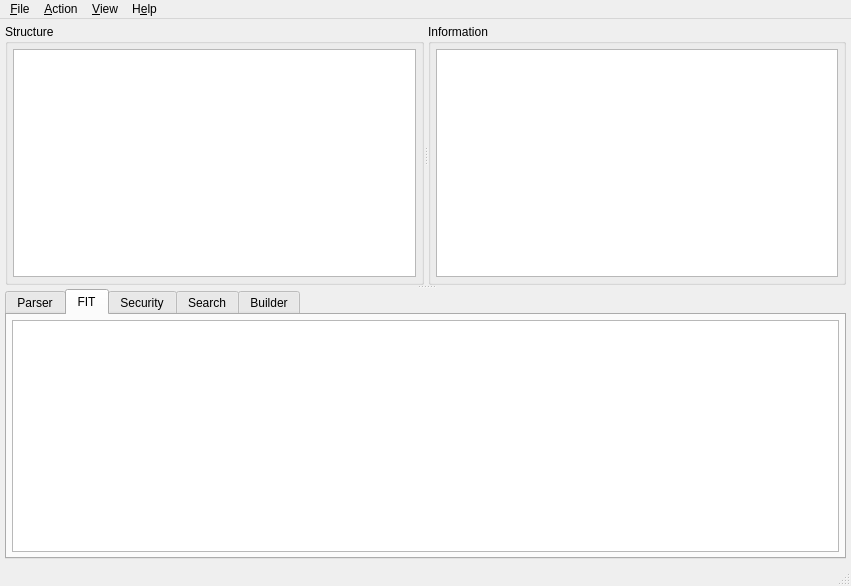
binarly-io/bias-uefitool, file UEFITool/uefitool.ui: the form before one commit.
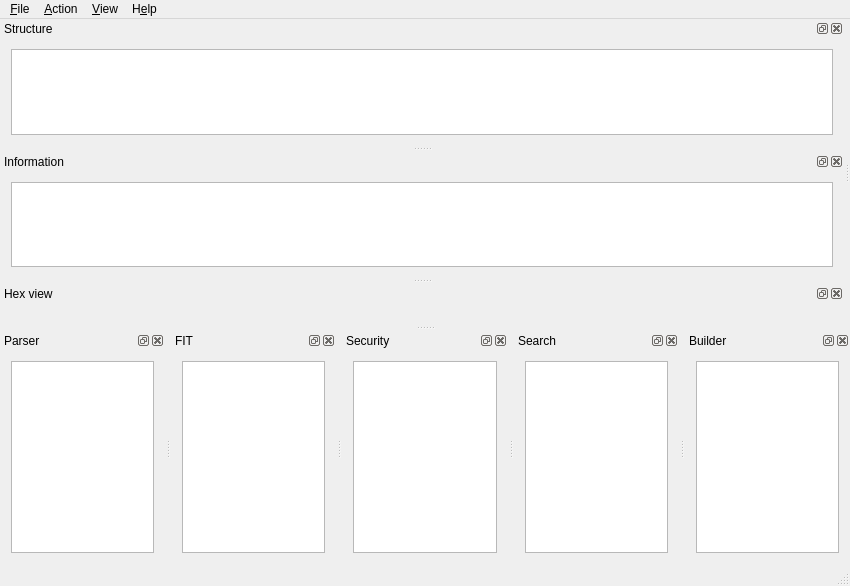
The form after the commit. The open tabs and pages were chosen to show the change.

```diff
--- a/UEFITool/uefitool.ui
+++ b/UEFITool/uefitool.ui
@@ -6,7 +6,7 @@
    <rect>
     <x>0</x>
     <y>0</y>
-    <width>851</width>
+    <width>850</width>
     <height>586</height>
    </rect>
   </property>
@@ -24,56 +24,45 @@
   </property>
   <widget class="QWidget" name="centralWidget">
    <property name="sizePolicy">
-    <sizepolicy hsizetype="Expanding" vsizetype="Expanding">
+    <sizepolicy hsizetype="Ignored" vsizetype="Ignored">
      <horstretch>0</horstretch>
      <verstretch>0</verstretch>
     </sizepolicy>
    </property>
-   <layout class="QHBoxLayout" name="horizontalLayout_1">
-    <property name="spacing">
-     <number>0</number>
-    </property>
-    <property name="leftMargin">
-     <number>5</number>
-    </property>
-    <property name="topMargin">
-     <number>5</number>
-    </property>
-    <property name="rightMargin">
-     <number>5</number>
-    </property>
-    <property name="bottomMargin">
-     <number>5</number>
-    </property>
-    <item>
-     <widget class="QSplitter" name="messagesSplitter">
-      <property name="orientation">
-       <enum>Qt::Vertical</enum>
-      </property>
-      <widget class="QSplitter" name="infoSplitter">
-       <property name="orientation">
-        <enum>Qt::Horizontal</enum>
-       </property>
-       <widget class="QGroupBox" name="structureGroupBox">
-        <property name="title">
+   <property name="minimumSize">
+    <size>
+     <width>0</width>
+     <height>0</height>
+    </size>
+   </property>
+   <property name="maximumSize">
+    <size>
+     <width>0</width>
+     <height>16777215</height>
+    </size>
+   </property>
+   <property name="focusPolicy">
+    <enum>Qt::FocusPolicy::NoFocus</enum>
+   </property>
+  </widget>
+  <widget class="QDockWidget" name="structureTreeDock">
+   <property name="floating">
+    <bool>false</bool>
+   </property>
+   <property name="features">
+    <set>QDockWidget::DockWidgetFeature::DockWidgetClosable|QDockWidget::DockWidgetFeature::DockWidgetFloatable|QDockWidget::DockWidgetFeature::DockWidgetMovable</set>
+   </property>
+   <property name="allowedAreas">
+    <set>Qt::DockWidgetArea::LeftDockWidgetArea|Qt::DockWidgetArea::RightDockWidgetArea|Qt::DockWidgetArea::TopDockWidgetArea</set>
+   </property>
+   <property name="windowTitle">
          <string>Structure</string>
         </property>
-        <layout class="QHBoxLayout" name="horizontalLayout_2">
-         <property name="spacing">
-          <number>0</number>
-         </property>
-         <property name="leftMargin">
-          <number>5</number>
-         </property>
-         <property name="topMargin">
-          <number>5</number>
-         </property>
-         <property name="rightMargin">
-          <number>5</number>
-         </property>
-         <property name="bottomMargin">
-          <number>5</number>
-         </property>
+   <attribute name="dockWidgetArea">
+    <number>1</number>
+   </attribute>
+   <widget class="QWidget" name="structureTreeWidgetContents">
+    <layout class="QVBoxLayout" name="verticalLayout">
          <item>
           <widget class="QTreeView" name="structureTreeView">
            <property name="sizePolicy">
@@ -101,26 +90,22 @@
          </item>
         </layout>
        </widget>
-       <widget class="QGroupBox" name="infoGroupBox">
-        <property name="title">
+  </widget>
+  <widget class="QDockWidget" name="infoDock">
+   <property name="features">
+    <set>QDockWidget::DockWidgetFeature::DockWidgetClosable|QDockWidget::DockWidgetFeature::DockWidgetFloatable|QDockWidget::DockWidgetFeature::DockWidgetMovable</set>
+   </property>
+   <property name="allowedAreas">
+    <set>Qt::DockWidgetArea::AllDockWidgetAreas</set>
+   </property>
+   <property name="windowTitle">
          <string>Information</string>
         </property>
-        <layout class="QHBoxLayout" name="horizontalLayout_3">
-         <property name="spacing">
-          <number>0</number>
-         </property>
-         <property name="leftMargin">
-          <number>5</number>
-         </property>
-         <property name="topMargin">
-          <number>5</number>
-         </property>
-         <property name="rightMargin">
-          <number>5</number>
-         </property>
-         <property name="bottomMargin">
-          <number>5</number>
-         </property>
+   <attribute name="dockWidgetArea">
+    <number>1</number>
+   </attribute>
+   <widget class="QWidget" name="infoWidgetContents">
+    <layout class="QVBoxLayout" name="verticalLayout_2">
          <item>
           <widget class="QPlainTextEdit" name="infoEdit">
            <property name="acceptDrops">
@@ -137,33 +122,21 @@
         </layout>
        </widget>
       </widget>
-      <widget class="QTabWidget" name="messagesTabWidget">
-       <property name="enabled">
-        <bool>true</bool>
-       </property>
-       <property name="currentIndex">
-        <number>0</number>
-       </property>
-       <widget class="QWidget" name="parserTab">
-        <attribute name="title">
+  <widget class="QDockWidget" name="parserMessagesDock">
+   <property name="features">
+    <set>QDockWidget::DockWidgetFeature::DockWidgetClosable|QDockWidget::DockWidgetFeature::DockWidgetFloatable|QDockWidget::DockWidgetFeature::DockWidgetMovable</set>
+   </property>
+   <property name="allowedAreas">
+    <set>Qt::DockWidgetArea::AllDockWidgetAreas</set>
+   </property>
+   <property name="windowTitle">
          <string>Parser</string>
-        </attribute>
-        <layout class="QHBoxLayout" name="horizontalLayout_4">
-         <property name="spacing">
-          <number>0</number>
-         </property>
-         <property name="leftMargin">
-          <number>5</number>
-         </property>
-         <property name="topMargin">
-          <number>5</number>
-         </property>
-         <property name="rightMargin">
-          <number>5</number>
-         </property>
-         <property name="bottomMargin">
-          <number>5</number>
-         </property>
+   </property>
+   <attribute name="dockWidgetArea">
+    <number>8</number>
+   </attribute>
+   <widget class="QWidget" name="parserMessagesWidgetContents">
+    <layout class="QVBoxLayout" name="verticalLayout_3">
          <item>
           <widget class="QListWidget" name="parserMessagesListWidget">
            <property name="mouseTracking">
@@ -173,59 +146,43 @@
          </item>
         </layout>
        </widget>
-       <widget class="QWidget" name="fitTab">
-        <attribute name="title">
+  </widget>
+  <widget class="QDockWidget" name="fitDock">
+   <property name="features">
+    <set>QDockWidget::DockWidgetFeature::DockWidgetClosable|QDockWidget::DockWidgetFeature::DockWidgetFloatable|QDockWidget::DockWidgetFeature::DockWidgetMovable</set>
+   </property>
+   <property name="allowedAreas">
+    <set>Qt::DockWidgetArea::AllDockWidgetAreas</set>
+   </property>
+   <property name="windowTitle">
          <string>FIT</string>
-        </attribute>
-        <layout class="QHBoxLayout" name="horizontalLayout_5">
-         <property name="spacing">
-          <number>0</number>
-         </property>
-         <property name="leftMargin">
-          <number>5</number>
-         </property>
-         <property name="topMargin">
-          <number>5</number>
-         </property>
-         <property name="rightMargin">
-          <number>5</number>
-         </property>
-         <property name="bottomMargin">
-          <number>5</number>
-         </property>
+   </property>
+   <attribute name="dockWidgetArea">
+    <number>8</number>
+   </attribute>
+   <widget class="QWidget" name="fitWidgetContents">
+    <layout class="QVBoxLayout" name="verticalLayout_4">
          <item>
-          <widget class="QSplitter" name="splitter">
-           <property name="orientation">
-            <enum>Qt::Horizontal</enum>
-           </property>
            <widget class="QTableWidget" name="fitTableWidget"/>
-          </widget>
          </item>
         </layout>
        </widget>
-       <widget class="QWidget" name="securityTab">
-        <property name="enabled">
-         <bool>true</bool>
-        </property>
-        <attribute name="title">
+  </widget>
+  <widget class="QDockWidget" name="securityDock">
+   <property name="features">
+    <set>QDockWidget::DockWidgetFeature::DockWidgetClosable|QDockWidget::DockWidgetFeature::DockWidgetFloatable|QDockWidget::DockWidgetFeature::DockWidgetMovable</set>
+   </property>
+   <property name="allowedAreas">
+    <set>Qt::DockWidgetArea::AllDockWidgetAreas</set>
+   </property>
+   <property name="windowTitle">
          <string>Security</string>
-        </attribute>
-        <layout class="QHBoxLayout" name="horizontalLayout">
-         <property name="spacing">
-          <number>0</number>
-         </property>
-         <property name="leftMargin">
-          <number>5</number>
-         </property>
-         <property name="topMargin">
-          <number>5</number>
-         </property>
-         <property name="rightMargin">
-          <number>5</number>
-         </property>
-         <property name="bottomMargin">
-          <number>5</number>
-         </property>
+   </property>
+   <attribute name="dockWidgetArea">
+    <number>8</number>
+   </attribute>
+   <widget class="QWidget" name="securityWidgetContents">
+    <layout class="QVBoxLayout" name="verticalLayout_5">
          <item>
           <widget class="QPlainTextEdit" name="securityEdit">
            <property name="acceptDrops">
@@ -241,26 +198,22 @@
          </item>
         </layout>
        </widget>
-       <widget class="QWidget" name="finderTab">
-        <attribute name="title">
+  </widget>
+  <widget class="QDockWidget" name="finderMessagesDock">
+   <property name="features">
+    <set>QDockWidget::DockWidgetFeature::DockWidgetClosable|QDockWidget::DockWidgetFeature::DockWidgetFloatable|QDockWidget::DockWidgetFeature::DockWidgetMovable</set>
+   </property>
+   <property name="allowedAreas">
+    <set>Qt::DockWidgetArea::AllDockWidgetAreas</set>
+   </property>
+   <property name="windowTitle">
          <string>Search</string>
-        </attribute>
-        <layout class="QHBoxLayout" name="horizontalLayout_6">
-         <property name="spacing">
-          <number>0</number>
-         </property>
-         <property name="leftMargin">
-          <number>5</number>
-         </property>
-         <property name="topMargin">
-          <number>5</number>
-         </property>
-         <property name="rightMargin">
-          <number>5</number>
-         </property>
-         <property name="bottomMargin">
-          <number>5</number>
-         </property>
+   </property>
+   <attribute name="dockWidgetArea">
+    <number>8</number>
+   </attribute>
+   <widget class="QWidget" name="finderMessagesWidgetContents">
+    <layout class="QVBoxLayout" name="verticalLayout_6">
          <item>
           <widget class="QListWidget" name="finderMessagesListWidget">
            <property name="mouseTracking">
@@ -270,26 +223,22 @@
          </item>
         </layout>
        </widget>
-       <widget class="QWidget" name="builderTab">
-        <attribute name="title">
+  </widget>
+  <widget class="QDockWidget" name="builderMessagesDock">
+   <property name="features">
+    <set>QDockWidget::DockWidgetFeature::DockWidgetClosable|QDockWidget::DockWidgetFeature::DockWidgetFloatable|QDockWidget::DockWidgetFeature::DockWidgetMovable</set>
+   </property>
+   <property name="allowedAreas">
+    <set>Qt::DockWidgetArea::BottomDockWidgetArea</set>
+   </property>
+   <property name="windowTitle">
          <string>Builder</string>
-        </attribute>
-        <layout class="QHBoxLayout" name="horizontalLayout_7">
-         <property name="spacing">
-          <number>0</number>
-         </property>
-         <property name="leftMargin">
-          <number>5</number>
-         </property>
-         <property name="topMargin">
-          <number>5</number>
-         </property>
-         <property name="rightMargin">
-          <number>5</number>
-         </property>
-         <property name="bottomMargin">
-          <number>5</number>
-         </property>
+   </property>
+   <attribute name="dockWidgetArea">
+    <number>8</number>
+   </attribute>
+   <widget class="QWidget" name="builderMessagesWidgetContents">
+    <layout class="QVBoxLayout" name="verticalLayout_7">
          <item>
           <widget class="QListWidget" name="builderMessagesListWidget">
            <property name="mouseTracking">
@@ -300,9 +249,16 @@
         </layout>
        </widget>
       </widget>
-     </widget>
-    </item>
-   </layout>
+  <widget class="QDockWidget" name="hexViewDock">
+   <property name="windowTitle">
+    <string>Hex view</string>
+   </property>
+   <attribute name="dockWidgetArea">
+    <number>1</number>
+   </attribute>
+   <widget class="QWidget" name="hexViewWidgetContents">
+    <layout class="QVBoxLayout" name="verticalLayout_8"/>
+   </widget>
   </widget>
   <widget class="QStatusBar" name="statusBar"/>
   <widget class="QMenuBar" name="menuBar">
@@ -310,8 +266,8 @@
     <rect>
      <x>0</x>
      <y>0</y>
-     <width>851</width>
-     <height>31</height>
+     <width>850</width>
+     <height>24</height>
     </rect>
    </property>
    <widget class="QMenu" name="menuFile">
```
Left out of the diff: 364 changed lines with no effect on the pictures. Lines whose indentation alone changed are shown as unchanged.
